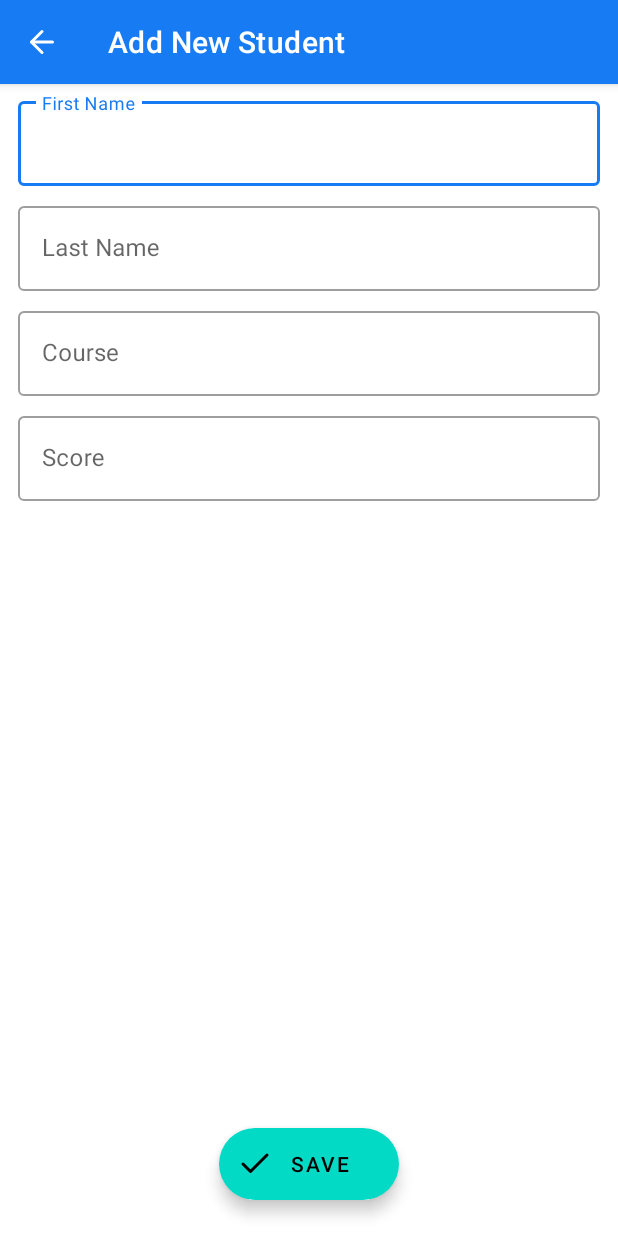
After one commit to Morteza-QN/sample-project-android-connect-server, an Android app: the AddNewStudentFormActivity screen opened directly, with no data from a screen before it, on a phone screen of 412 x 824 dp. The commit adds this screen. Run offline under Robolectric (Android 15) with nearby library versions, the phone set to English and light mode, and no system bars; network calls fail.

Commit message:
created from add new Student

```diff
--- /dev/null
+++ b/app/src/main/java/com/example/sampleprojectserver/AddNewStudentFormActivity.java
@@ -0,0 +1,34 @@
+package com.example.sampleprojectserver;
+
+import android.os.Bundle;
+import android.view.MenuItem;
+
+import androidx.annotation.NonNull;
+import androidx.appcompat.app.AppCompatActivity;
+import androidx.appcompat.widget.Toolbar;
+
+public class AddNewStudentFormActivity extends AppCompatActivity {
+
+    @Override
+    protected void onCreate(Bundle savedInstanceState) {
+        super.onCreate(savedInstanceState);
+        setContentView(R.layout.activity_add_new_student_form);
+
+        Toolbar toolbar = findViewById(R.id.toolbar_addNewStudent);
+        setSupportActionBar(toolbar);
+
+        getSupportActionBar().setHomeButtonEnabled(true);
+        getSupportActionBar().setDisplayHomeAsUpEnabled(true);
+        getSupportActionBar().setHomeAsUpIndicator(R.drawable.ic_back_white_24dp);//set icon back
+    }
+
+    @Override
+    public boolean onOptionsItemSelected(@NonNull MenuItem item) {
+        //set action for back button toolbar
+        if (item.getItemId() == android.R.id.home) {
+            finish();
+            return true;
+        }
+        return super.onOptionsItemSelected(item);
+    }
+}
--- /dev/null
+++ b/app/src/main/res/layout/activity_add_new_student_form.xml
@@ -0,0 +1,105 @@
+<?xml version="1.0" encoding="utf-8"?>
+<androidx.coordinatorlayout.widget.CoordinatorLayout
+    xmlns:android="http://schemas.android.com/apk/res/android"
+    xmlns:app="http://schemas.android.com/apk/res-auto"
+    xmlns:tools="http://schemas.android.com/tools"
+    android:layout_width="match_parent"
+    android:layout_height="match_parent"
+    tools:context=".AddNewStudentFormActivity">
+
+    <com.google.android.material.appbar.AppBarLayout
+        android:layout_width="match_parent"
+        android:layout_height="56dp">
+
+        <androidx.appcompat.widget.Toolbar
+            android:id="@+id/toolbar_addNewStudent"
+            android:layout_width="match_parent"
+            android:layout_height="wrap_content"
+            app:titleTextColor="@color/white" />
+
+    </com.google.android.material.appbar.AppBarLayout>
+
+    <androidx.core.widget.NestedScrollView
+        android:layout_width="match_parent"
+        android:layout_height="wrap_content"
+        app:layout_behavior="@string/appbar_scrolling_view_behavior">
+
+        <LinearLayout
+            android:layout_width="match_parent"
+            android:layout_height="wrap_content"
+            android:orientation="vertical"
+            android:paddingStart="12dp"
+            android:paddingTop="6dp"
+            android:paddingEnd="12dp"
+            android:paddingBottom="6dp">
+
+            <com.google.android.material.textfield.TextInputLayout
+                style="@style/Widget.MaterialComponents.TextInputLayout.OutlinedBox"
+                android:layout_width="match_parent"
+                android:layout_height="wrap_content"
+                android:hint="@string/hint_first_name">
+
+                <com.google.android.material.textfield.TextInputEditText
+                    android:id="@+id/et_addNewStudent_fistName"
+                    android:layout_width="match_parent"
+                    android:layout_height="wrap_content"
+                    android:layout_marginTop="8dp"
+                    android:layout_marginBottom="8dp" />
+            </com.google.android.material.textfield.TextInputLayout>
+
+            <com.google.android.material.textfield.TextInputLayout
+                style="@style/Widget.MaterialComponents.TextInputLayout.OutlinedBox"
+                android:layout_width="match_parent"
+                android:layout_height="wrap_content"
+                android:hint="@string/hint_last_name">
+
+                <com.google.android.material.textfield.TextInputEditText
+                    android:id="@+id/et_addNewStudent_lastName"
+                    android:layout_width="match_parent"
+                    android:layout_height="wrap_content"
+                    android:layout_marginTop="8dp"
+                    android:layout_marginBottom="8dp" />
+            </com.google.android.material.textfield.TextInputLayout>
+
+            <com.google.android.material.textfield.TextInputLayout
+                style="@style/Widget.MaterialComponents.TextInputLayout.OutlinedBox"
+                android:layout_width="match_parent"
+                android:layout_height="wrap_content"
+                android:hint="@string/hint_course">
+
+                <com.google.android.material.textfield.TextInputEditText
+                    android:id="@+id/et_addNewStudent_course"
+                    android:layout_width="match_parent"
+                    android:layout_height="wrap_content"
+                    android:layout_marginTop="8dp"
+                    android:layout_marginBottom="8dp" />
+            </com.google.android.material.textfield.TextInputLayout>
+
+            <com.google.android.material.textfield.TextInputLayout
+                style="@style/Widget.MaterialComponents.TextInputLayout.OutlinedBox"
+                android:layout_width="match_parent"
+                android:layout_height="wrap_content"
+                android:hint="@string/hint_score">
+
+                <com.google.android.material.textfield.TextInputEditText
+                    android:id="@+id/et_addNewStudent_score"
+                    android:layout_width="match_parent"
+                    android:layout_height="wrap_content"
+                    android:layout_marginTop="8dp"
+                    android:layout_marginBottom="8dp" />
+            </com.google.android.material.textfield.TextInputLayout>
+
+        </LinearLayout>
+
+    </androidx.core.widget.NestedScrollView>
+
+    <com.google.android.material.floatingactionbutton.ExtendedFloatingActionButton
+        android:id="@+id/fab_addNewStudent_save"
+        android:layout_width="wrap_content"
+        android:layout_height="wrap_content"
+        android:layout_gravity="center_horizontal|bottom"
+        android:layout_marginBottom="24dp"
+        android:text="@string/fab_save"
+        app:icon="@drawable/ic_done_white_24dp" />
+
+</androidx.coordinatorlayout.widget.CoordinatorLayout>
--- a/app/src/main/res/layout/item_student.xml
+++ b/app/src/main/res/layout/item_student.xml
@@ -5,6 +5,10 @@
     xmlns:tools="http://schemas.android.com/tools"
     android:layout_width="match_parent"
     android:layout_height="wrap_content"
+    android:layout_marginStart="12dp"
+    android:layout_marginTop="4dp"
+    android:layout_marginEnd="12dp"
+    android:layout_marginBottom="4dp"
     app:cardCornerRadius="4dp"
     app:cardElevation="2dp">
 
--- a/app/src/main/res/values/strings.xml
+++ b/app/src/main/res/values/strings.xml
@@ -2,4 +2,9 @@
     <string name="app_name">Sample Project Server</string>
     <string name="url_server">http://expertdevelopers.ir/api/v1/experts/student</string>
     <string name="main_addStudent">Add Student</string>
+    <string name="fab_save">Save</string>
+    <string name="hint_first_name">First Name</string>
+    <string name="hint_last_name">Last Name</string>
+    <string name="hint_course">Course</string>
+    <string name="hint_score">Score</string>
 </resources>
--- a/build.gradle
+++ b/build.gradle
@@ -10,7 +10,7 @@ buildscript {
 
     }
     dependencies {
-        classpath 'com.android.tools.build:gradle:3.6.2'
+        classpath 'com.android.tools.build:gradle:3.6.3'
 
         // NOTE: Do not place your application dependencies here; they belong
         // in the individual module build.gradle files
```
Also changed, not shown: app/src/main/AndroidManifest.xml (+9 -1 lines), app/src/main/java/com/example/sampleprojectserver/MainActivity.java (+25 -1 lines), app/src/main/res/layout/activity_main.xml (+6 -9 lines).
